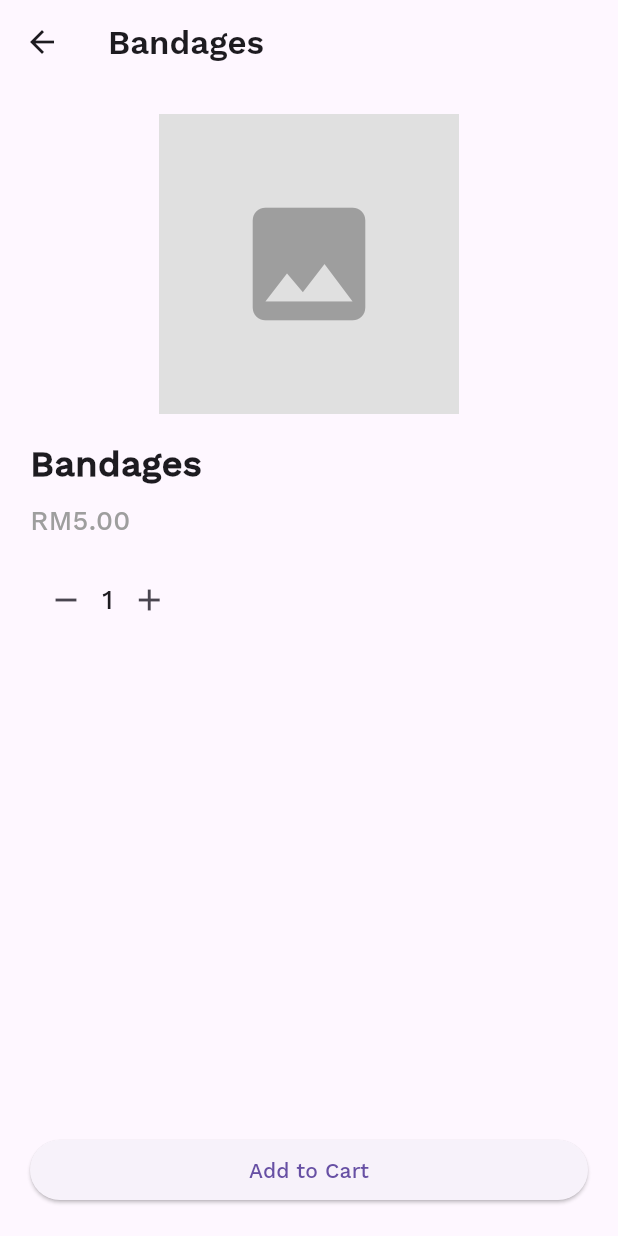
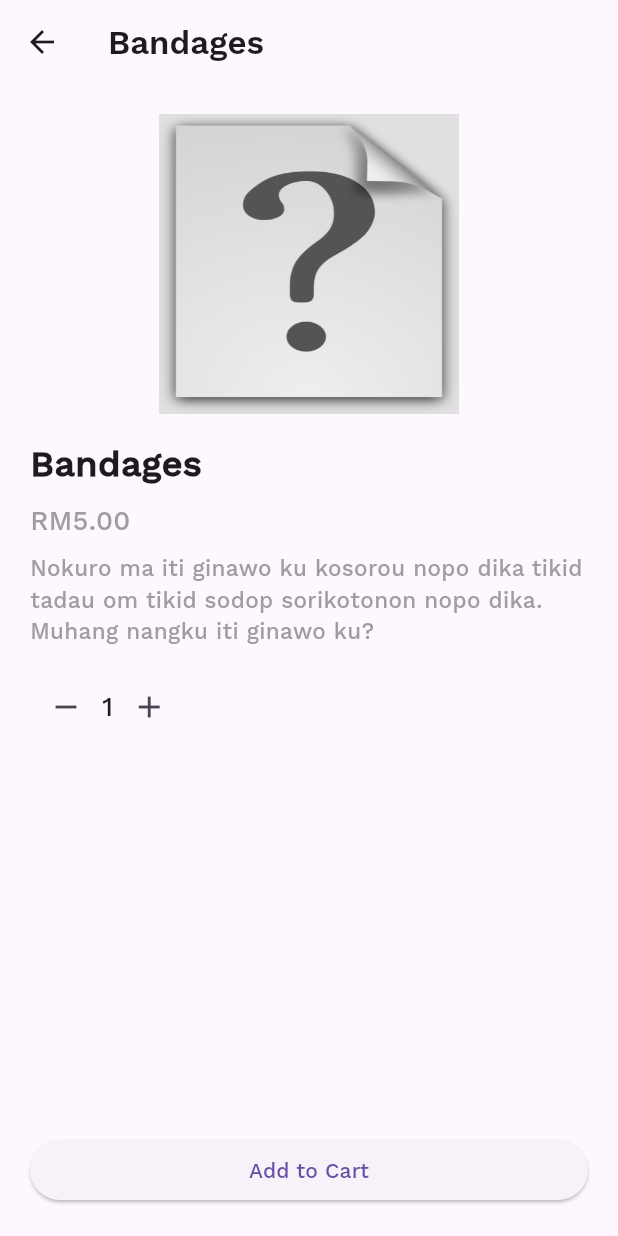
Before and after one commit to andergisomon/the-interns, a Flutter app: the SuppliesShopScreen screen opened directly, after a tap on "Bandages", on a phone screen of 412 x 824 dp. Run offline on Flutter 3.47's test engine with Material 3 defaults, Android fonts, the phone set to English and light mode, and no system bars; our stand-ins replace cloud_firestore, firebase_auth, firebase_core, firebase_messaging, flutter_dotenv, flutter_markdown and 3 more; accounts and stored records are empty.

Commit message:
images for the supplies_shop

```diff
--- a/app/lib/screens/supplies_shop_screen.dart
+++ b/app/lib/screens/supplies_shop_screen.dart
@@ -3,12 +3,14 @@ import 'package:flutter/material.dart';
 class SuppliesShopScreen extends StatelessWidget {
   @override
   Widget build(BuildContext context) {
-    final List<Map<String, String>> products = [
-      {'name': 'Bandages', 'price': 'RM5.00'},
-      {'name': 'Pain Reliever', 'price': 'RM10.00'},
-      {'name': 'Antiseptic Cream', 'price': 'RM7.50'},
-      {'name': 'Vitamins', 'price': 'RM15.00'},
-      {'name': 'Thermometer', 'price': 'RM20.00'},
+    final List<Map<String, String>> products = [ // Bad code: app will crash if it can't find the image, easy fix but I my patience is running out
+      {'name': 'Bandages', 'price': 'RM5.00', 'description': "Nokuro ma iti ginawo ku kosorou nopo dika tikid tadau om tikid sodop sorikotonon nopo dika. Muhang nangku iti ginawo ku?", 'img': 'assets/images/supplies_shop/placeholder.png'},
+      {'name': 'Pain Reliever', 'price': 'RM10.00', 'description': 'Nokuro ma iti ginawo ku kosorou nopo dika tikid tadau om tikid sodop sorikotonon nopo dika. Muhang nangku iti ginawo ku?', 'img': 'assets/images/supplies_shop/placeholder.png'},
+      {'name': 'Antiseptic Cream', 'price': 'RM7.50', 'description': 'Topical antiseptic', 'img': 'assets/images/supplies_shop/placeholder.png'},
+      {'name': 'Vitamins', 'price': 'RM15.00', 'description': 'Nokuro ma iti ginawo ku kosorou nopo dika tikid tadau om tikid sodop sorikotonon nopo dika. Muhang nangku iti ginawo ku?', 'img': 'assets/images/supplies_shop/placeholder.png'},
+      {'name': 'Thermometer', 'price': 'RM20.00', 'description': 'Nokuro ma iti ginawo ku kosorou nopo dika tikid tadau om tikid sodop sorikotonon nopo dika. Muhang nangku iti ginawo ku?', 'img': 'assets/images/supplies_shop/placeholder.png'},
+      {'name': 'Piriton', 'price': 'RM20.00', 'description': 'Also known as Chlorpheniramine maleate. Drowsy antihistamine to reduce symptoms of allergy', 'img': 'assets/images/supplies_shop/pills.png'},
+      {'name': 'Loratadine', 'price': 'RM20.00', 'description': 'Non-drowsy antihistamine to reduce symptoms of allergy.', 'img': 'assets/images/supplies_shop/placeholder.png'},
     ];
 
     return Scaffold(
@@ -34,6 +36,8 @@ class SuppliesShopScreen extends StatelessWidget {
                     builder: (context) => ProductDetailScreen(
                       name: product['name']!,
                       price: product['price']!,
+                      description: product['description']!,
+                      image: product['img']!,
                     ),
                   ),
                 );
@@ -50,7 +54,10 @@ class SuppliesShopScreen extends StatelessWidget {
                         child: Container(
                         color: Colors.grey[300],
                         height: 160,
-                        child: Icon(Icons.image, size: 40, color: Colors.grey),
+                        child: Image(
+                                image: AssetImage(product['img']!),
+                                fit: BoxFit.cover,
+                              )
                         ),
                       ),
                     ),
@@ -58,7 +65,7 @@ class SuppliesShopScreen extends StatelessWidget {
                       padding: const EdgeInsets.only(top: 8.0),
                       child: Text(
                         product['name']!,
-                        style: TextStyle(fontWeight: FontWeight.bold),
+                        style: TextStyle(fontWeight: FontWeight.normal, fontSize: 15),
                         textAlign: TextAlign.center,
                       ),
                     ),
@@ -66,7 +73,7 @@ class SuppliesShopScreen extends StatelessWidget {
                       padding: const EdgeInsets.only(top: 4.0),
                       child: Text(
                         product['price']!,
-                        style: TextStyle(color: Colors.grey, fontSize: 12),
+                        style: TextStyle(color: Colors.grey, fontSize: 15),
                         textAlign: TextAlign.center,
                       ),
                     ),
@@ -84,8 +91,10 @@ class SuppliesShopScreen extends StatelessWidget {
 class ProductDetailScreen extends StatefulWidget {
   final String name;
   final String price;
+  final String description;
+  final String image;
 
-  const ProductDetailScreen({required this.name, required this.price});
+  const ProductDetailScreen({required this.name, required this.price, required this.description, required this.image});
 
   @override
   _ProductDetailScreenState createState() => _ProductDetailScreenState();
@@ -110,7 +119,7 @@ class _ProductDetailScreenState extends State<ProductDetailScreen> {
                 height: 200,
                 width: 200,
                 color: Colors.grey[300],
-                child: Icon(Icons.image, size: 100, color: Colors.grey),
+                child: Image(image: AssetImage(widget.image), fit: BoxFit.fill,),
               ),
             ),
             SizedBox(height: 16),
@@ -122,6 +131,11 @@ class _ProductDetailScreenState extends State<ProductDetailScreen> {
             Text(
               widget.price,
               style: TextStyle(fontSize: 18, color: Colors.grey),
+            ),
+            SizedBox(height: 8),
+                        Text(
+              widget.description,
+              style: TextStyle(fontSize: 15, color: Colors.grey),
             ),
             SizedBox(height: 16),
             Row(
--- a/app/pubspec.yaml
+++ b/app/pubspec.yaml
@@ -71,6 +71,7 @@ flutter:
   assets:
     - assets/signin-assets/Android/png@1x/light/android_light_rd_na@1x.png
     - assets/images/
+    - assets/images/supplies_shop/
     - assets/images/caregiver_carousel/
     - assets/images/caregiver_hero.png
     - assets/images/caregiver_hero.svg
```
Also changed, not shown: app/assets/images/supplies_shop/pills.png (added), app/assets/images/supplies_shop/placeholder.png (added), app/pills.png (added).
